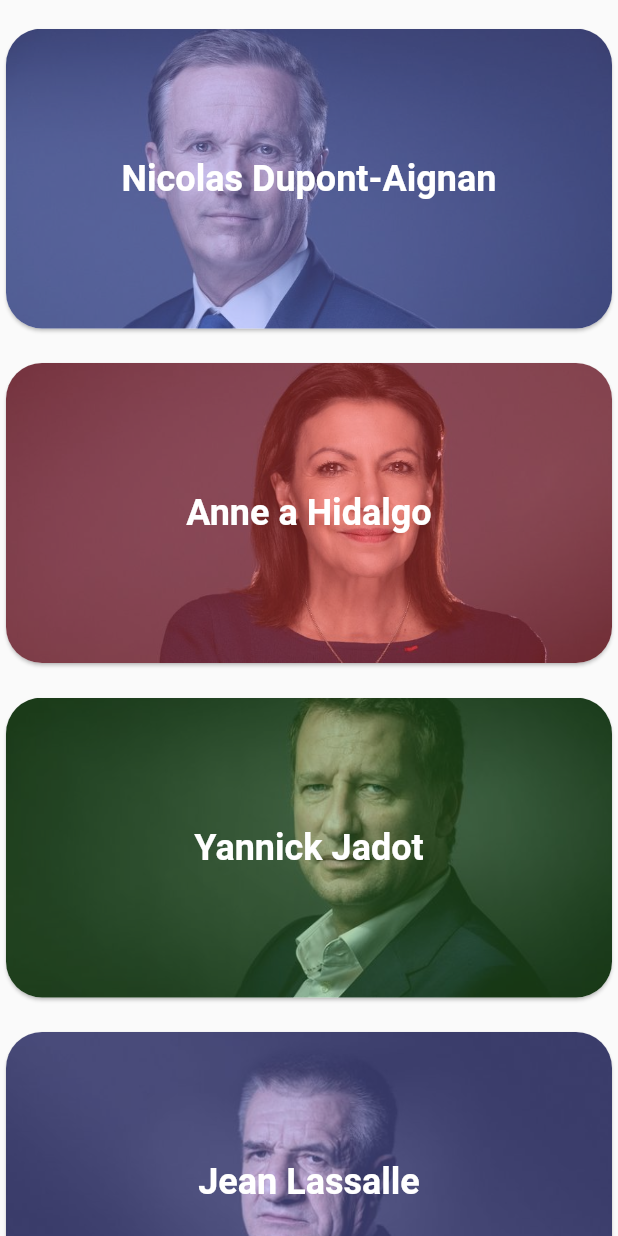
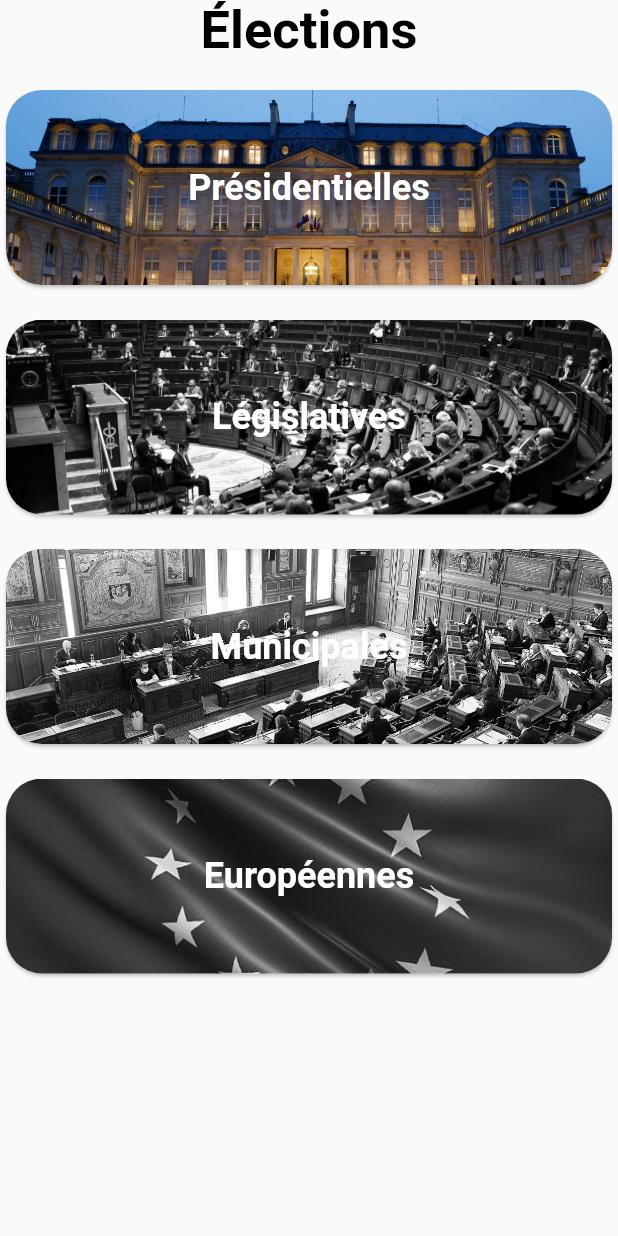
Before and after one commit to Nokimalos/HackatonStarton, a Flutter app: the MyVotePage screen opened directly, on a phone screen of 412 x 824 dp. Run offline on Flutter 3.47's test engine with Material 2 defaults, Android fonts, the phone set to English and light mode, and no system bars; our stand-ins replace lottie.

Commit message:
[ADD] vote page assets + hive dependencies

```diff
--- a/vote_gouv/lib/constants/colors.dart
+++ b/vote_gouv/lib/constants/colors.dart
@@ -13,3 +13,4 @@ const Color pClearRed = Color.fromRGBO(255, 74, 74, 0.4);
 const Color pClear = Color.fromRGBO(253, 240, 213, 0.4);
 const Color pBlackBlue = Color.fromRGBO(1, 4, 74, 0.4);
 const Color pClearBlue = Color.fromRGBO(135, 140, 255, 0.4);
+const Color grise = Color.fromRGBO(97, 97, 97, 0);
--- a/vote_gouv/lib/pages/vote_page.dart
+++ b/vote_gouv/lib/pages/vote_page.dart
@@ -2,6 +2,7 @@ import 'package:flutter/material.dart';
 import 'package:vote_gouv/constants/colors.dart';
 import 'package:vote_gouv/widget/bottom_nav_bar.dart';
 
+import '../widget/card_elections.dart';
 import '../widget/card_info.dart';
 
 class MyVotePage extends StatefulWidget {
@@ -19,24 +20,15 @@ class _MyVotePageState extends State<MyVotePage> {
           scrollDirection: Axis.vertical,
           child: Column(
             children: [
-             SizedBox(height: 15),
-             MyCard(imagelink: AssetImage("assets/images/nicolas.jpg"),name: 'Nicolas Dupont-Aignan', color: pClearBlue, onTap: (){} ),
-             SizedBox(height: 15),
-             MyCard(imagelink: AssetImage("assets/images/hidalgo.jpg"),name: 'Anne a Hidalgo', color: pClearRed, onTap: (){}),
-             SizedBox(height: 15),
-             MyCard(imagelink: AssetImage("assets/images/jadot.jpg"),name: 'Yannick Jadot', color: pClearGreen, onTap: (){}),
-             SizedBox(height: 15),
-             MyCard(imagelink: AssetImage("assets/images/lasalle.jpg"),name: 'Jean Lassalle', color: pClearBlue, onTap: (){}),
-             SizedBox(height: 15),
-             MyCard(imagelink: AssetImage("assets/images/macron.jpg"),name: 'Emmanuel Macron', color: pClearBlue, onTap: (){}),
-             SizedBox(height: 15),
-             MyCard(imagelink: AssetImage("assets/images/pecresse.jpg"),name: 'Valérie Pécresse', color: pBlackBlue, onTap: (){}),
-             SizedBox(height: 15),
-             MyCard(imagelink: AssetImage("assets/images/poutou.jpg"),name: 'Philippe Poutou', color: pBlackRed, onTap: (){}),
-             SizedBox(height: 15),
-             MyCard(imagelink: AssetImage("assets/images/roussel.jpg"),name: 'Fabien Roussel', color: pClearRed, onTap: (){}),
-             SizedBox(height: 15),
-             MyCard(imagelink: AssetImage("assets/images/zemour.jpg"),name: 'Éric Zemmour', color: pBlackBlue, onTap: (){}),
+              Text("Élections", style: TextStyle(color: Colors.black, fontSize: 35, fontWeight: FontWeight.bold, fontFamily: 'Roboto'),),
+              SizedBox(height: 15),
+              MyElectionCard(imagelink: AssetImage("assets/images/présidentielles.jpg"),name: 'Présidentielles', color: grise, onTap: (){}),
+              SizedBox(height: 15),
+              MyElectionCardDead(imagelink: AssetImage("assets/images/législatives.jpg"),name: 'Législatives', color: grise, onTap: (){}),
+              SizedBox(height: 15),
+              MyElectionCardDead(imagelink: AssetImage("assets/images/municipales.jpg"),name: 'Municipales', color: grise, onTap: (){}),
+              SizedBox(height: 15),
+              MyElectionCardDead(imagelink: AssetImage("assets/images/européennes.jpg"),name: 'Européennes', color: grise, onTap: (){}),
            ],
          )
        ),
--- /dev/null
+++ b/vote_gouv/lib/widget/card_elections.dart
@@ -0,0 +1,94 @@
+import 'package:flutter/material.dart';
+
+import '../constants/colors.dart';
+
+
+
+class MyElectionCardDead extends StatelessWidget {
+  const MyElectionCardDead({ Key? key, required this.imagelink, required this.name, required this.color, required this.onTap }) : super(key: key);
+
+  final AssetImage imagelink;
+  final String name;
+  final Color color;
+  final void Function() onTap;
+  @override
+  Widget build(BuildContext context) {
+    return Card(
+      clipBehavior: Clip.antiAlias,
+      shape: RoundedRectangleBorder(
+        borderRadius: BorderRadius.circular(24),
+      ),
+      child: Stack(
+        alignment: Alignment.center,
+        children: [
+          Ink.image(
+              image: imagelink,
+              child: InkWell(
+                onTap: onTap,
+              ),
+              height: 130,
+              fit: BoxFit.cover,
+              colorFilter: ColorFilters.greyscale,
+            ),
+            Text(
+              name,
+              style: const TextStyle(
+                fontWeight: FontWeight.bold,
+                color: Colors.white,
+                fontSize: 24,
+              ),
+            ),
+        ],
+      ),
+    );
+  }
+}
+
+class MyElectionCard extends StatelessWidget {
+  const MyElectionCard({ Key? key, required this.imagelink, required this.name, required this.color, required this.onTap }) : super(key: key);
+
+  final AssetImage imagelink;
+  final String name;
+  final Color color;
+  final void Function() onTap;
+  @override
+  Widget build(BuildContext context) {
+    return Card(
+      clipBehavior: Clip.antiAlias,
+      shape: RoundedRectangleBorder(
+        borderRadius: BorderRadius.circular(24),
+      ),
+      child: Stack(
+        alignment: Alignment.center,
+        children: [
+          Ink.image(
+              image: imagelink,
+              child: InkWell(
+                onTap: onTap,
+              ),
+              height: 130,
+              fit: BoxFit.cover,
+            ),
+            Text(
+              name,
+              style: const TextStyle(
+                fontWeight: FontWeight.bold,
+                color: Colors.white,
+                fontSize: 24,
+              ),
+            ),
+        ],
+      ),
+    );
+  }
+}
+
+class ColorFilters {
+  static const greyscale = ColorFilter.matrix(<double>[
+    /// greyscale filter
+    0.2126, 0.7152, 0.0722, 0, 0,
+    0.2126, 0.7152, 0.0722, 0, 0,
+    0.2126, 0.7152, 0.0722, 0, 0,
+    0, 0, 0, 1, 0
+  ]);
+}
```
Also changed, not shown: vote_gouv/pubspec.yaml (+8 -0 lines), vote_gouv/assets/images/européennes.jpg (added), vote_gouv/assets/images/législatives.jpg (added), vote_gouv/assets/images/municipales.jpg (added), vote_gouv/assets/images/présidentielles.jpg (added), vote_gouv/pubspec.lock.
